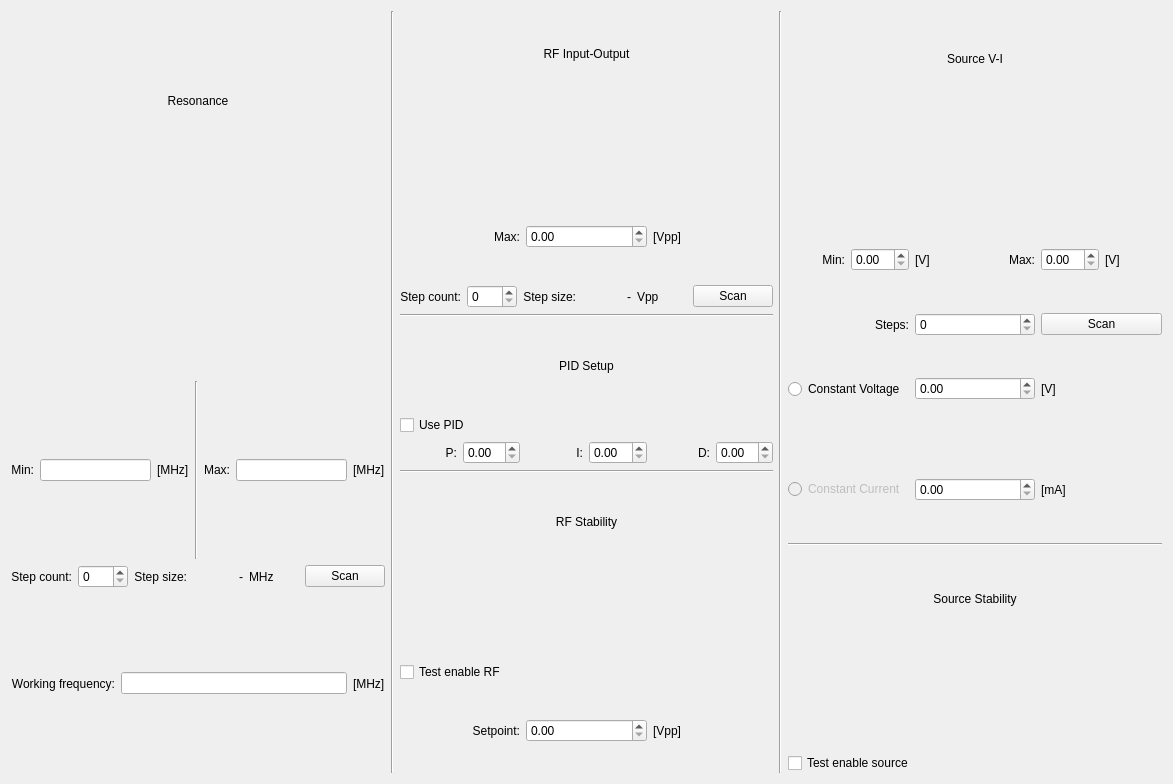
Old version of the form src/layouts/diagnostic_view.ui in the repository JJendryka/QMS.
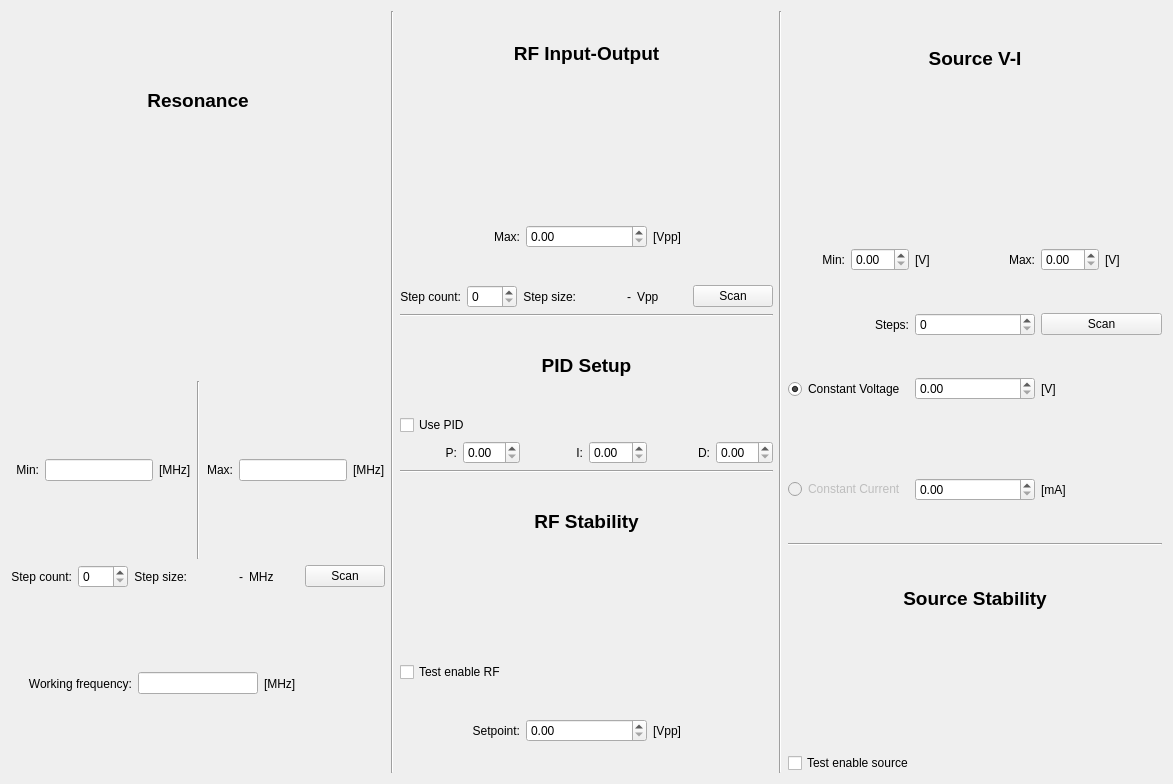
New version of the form.

The edit to the form file:
```diff
--- a/src/layouts/diagnostic_view.ui
+++ b/src/layouts/diagnostic_view.ui
@@ -19,7 +19,13 @@
      <item>
       <widget class="QLabel" name="label">
        <property name="text">
-        <string>Resonance</string>
+        <string>&lt;html&gt;&lt;head/&gt;&lt;body&gt;&lt;p&gt;&lt;span style=&quot; font-size:14pt; font-weight:600;&quot;&gt;Resonance&lt;/span&gt;&lt;/p&gt;&lt;/body&gt;&lt;/html&gt;</string>
+       </property>
+       <property name="textFormat">
+        <enum>Qt::AutoText</enum>
+       </property>
+       <property name="scaledContents">
+        <bool>false</bool>
        </property>
        <property name="alignment">
         <set>Qt::AlignCenter</set>
@@ -49,7 +55,14 @@
         </widget>
        </item>
        <item>
-        <widget class="QLineEdit" name="min_frequency_lineedit"/>
+        <widget class="QLineEdit" name="min_frequency_lineedit">
+         <property name="sizePolicy">
+          <sizepolicy hsizetype="Minimum" vsizetype="Fixed">
+           <horstretch>0</horstretch>
+           <verstretch>0</verstretch>
+          </sizepolicy>
+         </property>
+        </widget>
        </item>
        <item>
         <widget class="QLabel" name="label_6">
@@ -76,7 +89,14 @@
         </widget>
        </item>
        <item>
-        <widget class="QLineEdit" name="max_frequency_lineedit"/>
+        <widget class="QLineEdit" name="max_frequency_lineedit">
+         <property name="sizePolicy">
+          <sizepolicy hsizetype="Minimum" vsizetype="Fixed">
+           <horstretch>0</horstretch>
+           <verstretch>0</verstretch>
+          </sizepolicy>
+         </property>
+        </widget>
        </item>
        <item>
         <widget class="QLabel" name="label_7">
@@ -151,7 +171,14 @@
         </widget>
        </item>
        <item>
-        <widget class="QLineEdit" name="working_frequency_lineedit"/>
+        <widget class="QLineEdit" name="working_frequency_lineedit">
+         <property name="sizePolicy">
+          <sizepolicy hsizetype="Minimum" vsizetype="Fixed">
+           <horstretch>0</horstretch>
+           <verstretch>0</verstretch>
+          </sizepolicy>
+         </property>
+        </widget>
        </item>
        <item>
         <widget class="QLabel" name="label_13">
@@ -176,7 +203,7 @@
      <item>
       <widget class="QLabel" name="label_2">
        <property name="text">
-        <string>RF Input-Output</string>
+        <string>&lt;html&gt;&lt;head/&gt;&lt;body&gt;&lt;p&gt;&lt;span style=&quot; font-size:14pt; font-weight:600;&quot;&gt;RF Input-Output&lt;/span&gt;&lt;/p&gt;&lt;/body&gt;&lt;/html&gt;</string>
        </property>
        <property name="alignment">
         <set>Qt::AlignCenter</set>
@@ -271,7 +298,7 @@
      <item>
       <widget class="QLabel" name="label_24">
        <property name="text">
-        <string>PID Setup</string>
+        <string>&lt;html&gt;&lt;head/&gt;&lt;body&gt;&lt;p&gt;&lt;span style=&quot; font-size:14pt; font-weight:600;&quot;&gt;PID Setup&lt;/span&gt;&lt;/p&gt;&lt;/body&gt;&lt;/html&gt;</string>
        </property>
        <property name="alignment">
         <set>Qt::AlignCenter</set>
@@ -338,7 +365,7 @@
      <item>
       <widget class="QLabel" name="label_32">
        <property name="text">
-        <string>RF Stability</string>
+        <string>&lt;html&gt;&lt;head/&gt;&lt;body&gt;&lt;p&gt;&lt;span style=&quot; font-size:14pt; font-weight:600;&quot;&gt;RF Stability&lt;/span&gt;&lt;/p&gt;&lt;/body&gt;&lt;/html&gt;</string>
        </property>
        <property name="alignment">
         <set>Qt::AlignCenter</set>
@@ -393,7 +420,7 @@
      <item>
       <widget class="QLabel" name="label_3">
        <property name="text">
-        <string>Source V-I</string>
+        <string>&lt;html&gt;&lt;head/&gt;&lt;body&gt;&lt;p&gt;&lt;span style=&quot; font-size:14pt; font-weight:600;&quot;&gt;Source V-I&lt;/span&gt;&lt;/p&gt;&lt;/body&gt;&lt;/html&gt;</string>
        </property>
        <property name="alignment">
         <set>Qt::AlignCenter</set>
@@ -478,6 +505,9 @@
          <property name="text">
           <string>Constant Voltage</string>
          </property>
+         <property name="checked">
+          <bool>true</bool>
+         </property>
         </widget>
        </item>
        <item>
@@ -532,7 +562,7 @@
      <item>
       <widget class="QLabel" name="label_23">
        <property name="text">
-        <string>Source Stability</string>
+        <string>&lt;html&gt;&lt;head/&gt;&lt;body&gt;&lt;p&gt;&lt;span style=&quot; font-size:14pt; font-weight:600;&quot;&gt;Source Stability&lt;/span&gt;&lt;/p&gt;&lt;/body&gt;&lt;/html&gt;</string>
        </property>
        <property name="alignment">
         <set>Qt::AlignCenter</set>
```
Left out of the diff: 4 changed lines with no effect on the pictures.
